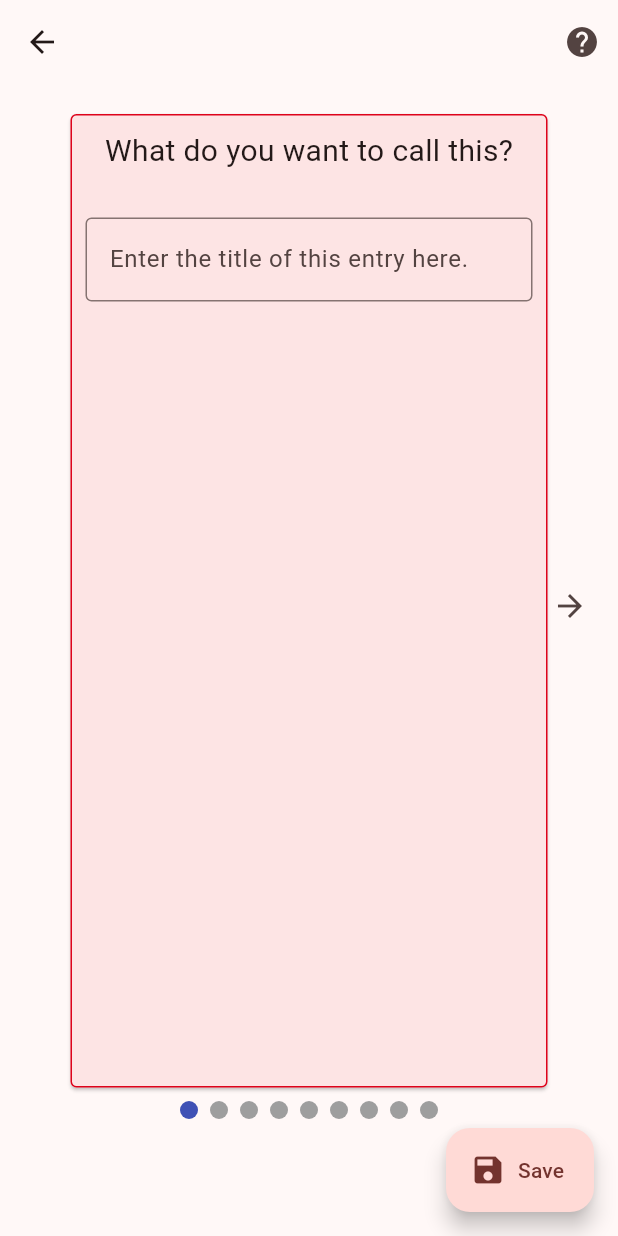
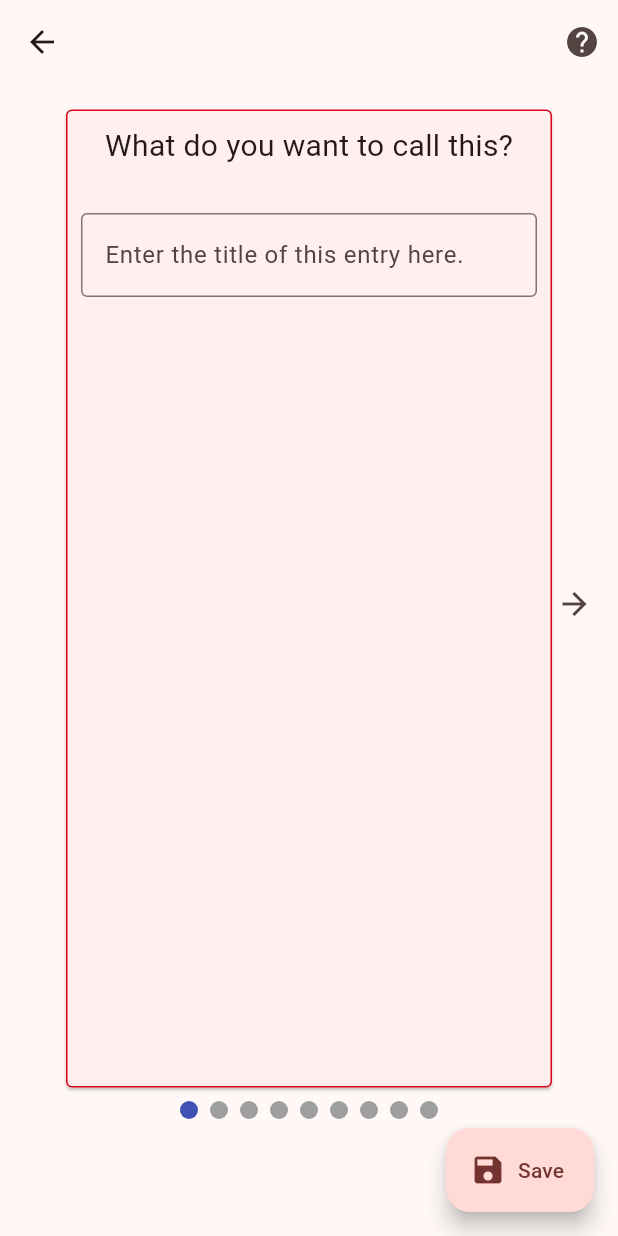
Before and after one commit to gosooners345/ADHD_Journal_Flutter, a Flutter app: the NewComposeRecordsWidget screen opened directly with empty values, on a phone screen of 412 x 824 dp. Run offline on Flutter 3.47's test engine with Material 2 defaults, Android fonts, the phone set to English and light mode, and no system bars; drawn by our look-alikes of smooth_page_indicator; our stand-ins replace awesome_notifications, connectivity_plus, firebase_core, flutter_colorpicker, google_sign_in, googleapis_auth and 4 more; missing offline and left inert: encrypted_shared_preferences, flutter_email_sender, googleapis, launch_review, pointycastle; accounts and stored records are empty.

```diff
--- a/lib/records_compose_components/new_compose_records_screen.dart
+++ b/lib/records_compose_components/new_compose_records_screen.dart
@@ -1,11 +1,11 @@
 import 'dart:async';
-import 'dart:ffi';
 import 'package:adhd_journal_flutter/project_resources/project_colors.dart';
 import 'package:adhd_journal_flutter/app_start_package/splash_screendart.dart';
 import 'package:flutter/foundation.dart';
 import 'package:provider/provider.dart';
 import '../main.dart';
 import 'package:flutter/material.dart';
+import '../project_resources/project_utils.dart';
 import 'symptom_selector_screen.dart';
 import '../record_data_package/records_data_class_db.dart';
 import 'package:smooth_page_indicator/smooth_page_indicator.dart';
@@ -96,39 +96,16 @@ _pageController.addListener(() {
       successStateWidget = Text(successLabelText);
     }
   }
-void _onPageChange(int page){
-    currentPage = _pageController.page;
-setState(() {
-
-  currentPage = _pageController.page;
-});
-
-  }
-  void _onPageChanged(double? pageChange){
-    currentPage = _pageController.page!;
-    setState(() {
-      currentPage = _pageController.page!;
-    });
-  }
 
   //The Journal cards themselves
   PageView _buildJournalCards(ThemeSwap swapper) {
     return PageView(
       controller: _pageController,
 onPageChanged: (page){
-     _pageController.animateToPage(page, duration: Duration(milliseconds: 100), curve: Curves.easeIn);
+     _pageController.animateToPage(page, duration: const Duration(milliseconds: 100), curve: Curves.easeIn);
 },
       children: [
-        Card(borderOnForeground: true,
-          shape: RoundedRectangleBorder(
-            borderRadius: BorderRadius.circular(4), // if you need this
-            side: BorderSide(
-              color: Color(colorSeed).withOpacity(1.0),
-              width: 1,
-            ),
-          ),
-          surfaceTintColor: Color(swapper.isColorSeed),
-          child: Column(
+        uiCard( Column(
               children: [
                 const Padding(padding: EdgeInsets.all(10),
                     child: Center(child: Text("What do you want to call this?",
@@ -150,20 +127,9 @@ onPageChanged: (page){
                       super.widget.record.title = text;
                     },
                   ),),
-              ]),
+              ]),swapper
         ),
-        Card(
-          borderOnForeground: true,
-          shape: RoundedRectangleBorder(
-            borderRadius: BorderRadius.circular(4), // if you need this
-            side: BorderSide(
-              color: Color(colorSeed).withOpacity(1.0),
-              width: 1,
-            ),
-          ),
-          elevation: 2.0,
-          margin: const EdgeInsets.all(10),
-          child: Column(children: [
+       uiCard( Column(children: [
             const Padding(padding: EdgeInsets.all(10),
                 child: const Center(child: Text(
                   "What\'s on your mind?", style: TextStyle(fontSize: 20),))),
@@ -187,17 +153,8 @@ onPageChanged: (page){
               },
             )), space
           ],)
-          ,),
-
-        Card(borderOnForeground: true,
-          shape: RoundedRectangleBorder(
-            borderRadius: BorderRadius.circular(4), // if you need this
-            side: BorderSide(
-              color: Color(colorSeed).withOpacity(1.0),
-              width: 1,
-            ),
-          ),
-          margin: const EdgeInsets.all(10), child: Column(children: [
+          ,swapper),
+        uiCard( Column(children: [
             Padding(padding: EdgeInsets.all(10), child: const Center(
                 child: Text("How do you feel currently?",
                     style: TextStyle(fontSize: 20)))), space,
@@ -215,16 +172,8 @@ onPageChanged: (page){
                 super.widget.record.emotions = text;
               },
             )),
-          ],),),
-        Card(borderOnForeground: true,
-          shape: RoundedRectangleBorder(
-            borderRadius: BorderRadius.circular(4), // if you need this
-            side: BorderSide(
-              color: Color(colorSeed).withOpacity(1.0),
-              width: 1,
-            ),
-          ),
-          margin: const EdgeInsets.all(10), child: Column(children: [
+          ],),swapper),
+        uiCard( Column(children: [
             Padding(padding: EdgeInsets.all(10),
                 child: const Center(child: Text(
                     "Is there anything that may have contributed to this?",
@@ -250,18 +199,8 @@ onPageChanged: (page){
                 super.widget.record.sources = text;
               },)),
             space],
-          ),
-        ),
-        Card(
-          borderOnForeground: true,
-          shape: RoundedRectangleBorder(
-            borderRadius: BorderRadius.circular(4), // if you need this
-            side: BorderSide(
-              color: Color(colorSeed).withOpacity(1.0),
-              width: 1,
-            ),
-          ),
-          child: Column(crossAxisAlignment: CrossAxisAlignment.center,
+          ),swapper),
+        uiCard(Column(crossAxisAlignment: CrossAxisAlignment.center,
               children: [
                 Padding(padding: EdgeInsets.all(8.0),
                     child: Text("Related ADHD Symptoms:" +
@@ -289,19 +228,8 @@ onPageChanged: (page){
                   },
                 ),
                 space
-              ]),
-        ),
-
-        Card(borderOnForeground: true,
-            shape: RoundedRectangleBorder(
-              borderRadius: BorderRadius.circular(4), // if you need this
-              side: BorderSide(
-                color: Color(colorSeed).withOpacity(1.0),
-                width: 1,
-              ),
-            ),
-            child: Column(
-              children: [
+              ]),swapper),
+        uiCard(Column(children: [
                 Padding(padding: EdgeInsets.all(10),
                     child: const Center(
                       child: Text("Tags", style: TextStyle(fontSize: 20),),)),
@@ -321,16 +249,8 @@ onPageChanged: (page){
                     super.widget.record.tags = text;
                   },
                 )),
-              ],)),
-        Card(borderOnForeground: true,
-          shape: RoundedRectangleBorder(
-            borderRadius: BorderRadius.circular(4), // if you need this
-            side: BorderSide(
-              color: Color(colorSeed).withOpacity(1.0),
-              width: 1,
-            ),
-          ), child:
-          Column(children: [
+              ],),swapper),
+        uiCard(Column(children: [
             Padding(padding: EdgeInsets.all(10),
                 child: const Center(child: Text("How would you rate this?",
                   style: TextStyle(fontSize: 20),),)),
@@ -370,15 +290,8 @@ onPageChanged: (page){
                 min: 0.0,
                 divisions: 100,
                 label: super.widget.record.rating.toString()),
-          ],),),
-        Card(borderOnForeground: true,
-            shape: RoundedRectangleBorder(
-              borderRadius: BorderRadius.circular(4), // if you need this
-              side: BorderSide(
-                color: Color(colorSeed).withOpacity(1.0),
-                width: 1,
-              ),
-            ), child: Column(children: [
+          ],),swapper),
+        uiCard(Column(children: [
               Padding(padding: EdgeInsets.all(10),
                   child: const Center(child: Text(
                       "Do you think what happened was successful? ",
@@ -401,17 +314,8 @@ onPageChanged: (page){
                 title: successStateWidget,
                 activeColor: Color(swapper.isColorSeed),
               ),)
-            ])),
-        Card(
-          borderOnForeground: true,
-          shape: RoundedRectangleBorder(
-            borderRadius: BorderRadius.circular(4), // if you need this
-            side: BorderSide(
-              color: Color(colorSeed).withOpacity(1.0),
-              width: 1,
-            ),
-          ),
-          child:
+            ]),swapper),
+        uiCard(
           ListView(
             padding:
             const EdgeInsets.only(left: 10, top: 20, right: 10, bottom: 40),
@@ -597,7 +501,7 @@ onPageChanged: (page){
                   )),
               SizedBox(height: 40,)
             ],
-            shrinkWrap: true,),),
+            shrinkWrap: true,),swapper),
       ],
 
     );
@@ -626,7 +530,7 @@ onPageChanged: (page){
           ],
         ),
         key: _formKey,
-        body: SafeArea(minimum: const EdgeInsets.fromLTRB(8, 8, 8, 80),
+        body: SafeArea(minimum: const EdgeInsets.fromLTRB(5, 5, 5, 80),
           child: Stack(children: [
             currentPage! == 0 ? const Text("") :
             Align(alignment: AlignmentDirectional.centerStart,
```
Also changed, not shown: lib/app_start_package/onboarding_widget_class.dart (+8 -8 lines), lib/project_resources/project_utils.dart (+15 -1 lines), lib/records_compose_components/symptom_selector_screen.dart (+14 -37 lines).
